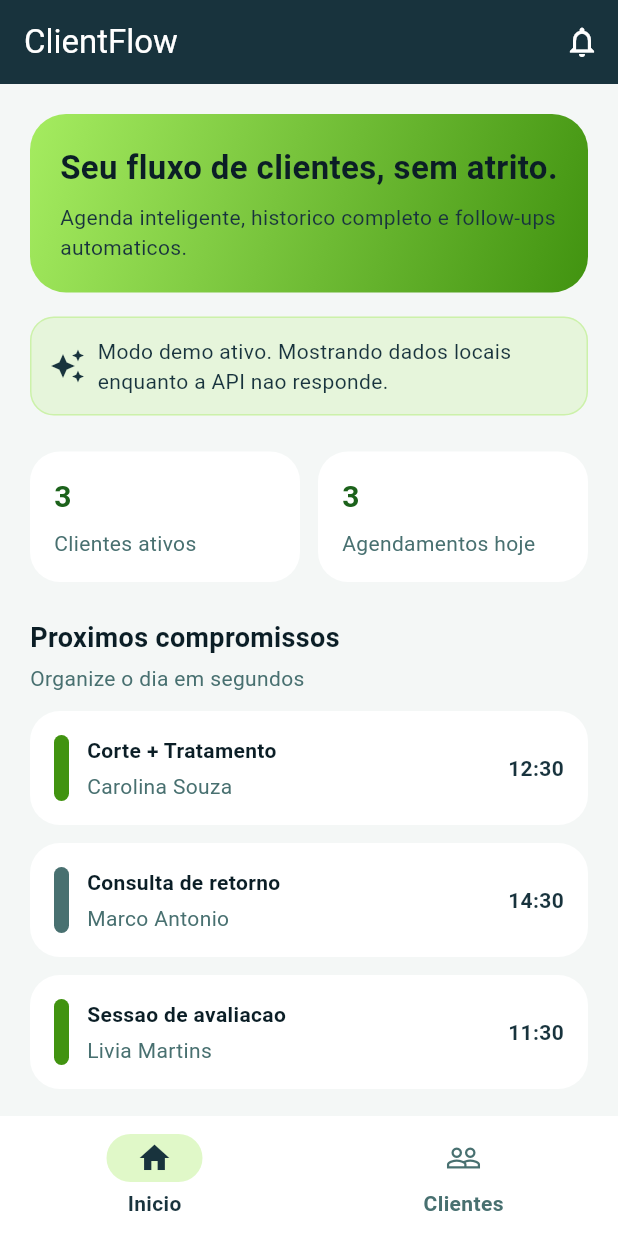
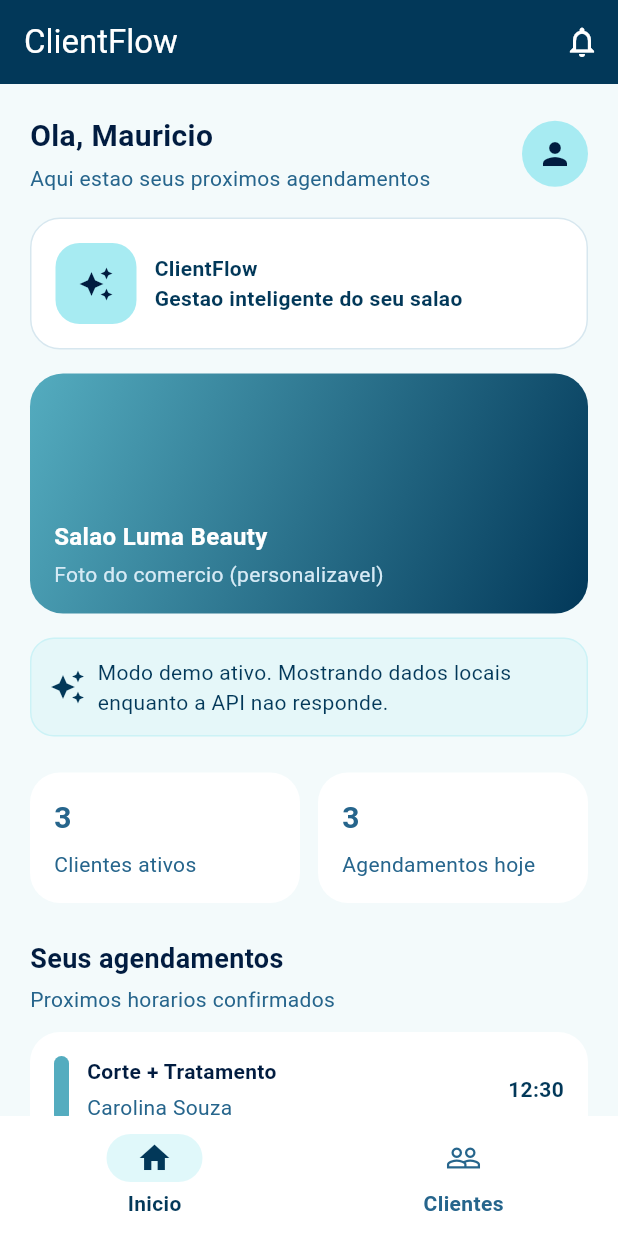
Before and after one commit to Mauricio-HNS/ClientFlow, a Flutter app: the screen it shows after launch, on a phone screen of 412 x 824 dp. Run offline on Flutter 3.47's test engine with Material 3 defaults, Android fonts, the phone set to English and light mode, and no system bars; our stand-ins replace image_picker; missing offline and left inert: signalr_core; network calls fail.

Commit message:
Update home layout and Luna palette

```diff
--- a/apps/mobile/lib/screens/home_screen.dart
+++ b/apps/mobile/lib/screens/home_screen.dart
@@ -87,7 +87,11 @@ class _HomeScreenState extends State<HomeScreen> {
             return ListView(
               padding: const EdgeInsets.all(20),
               children: [
-                const _HeroHeader(),
+                const _HomeHeader(),
+                const SizedBox(height: 16),
+                const _AppBrandCard(),
+                const SizedBox(height: 16),
+                const _BusinessPhotoCard(),
                 if (_isDemo) ...[
                   const SizedBox(height: 16),
                   const _DemoBanner(),
@@ -99,8 +103,8 @@ class _HomeScreenState extends State<HomeScreen> {
                 ),
                 const SizedBox(height: 24),
                 const _SectionTitle(
-                  title: 'Proximos compromissos',
-                  subtitle: 'Organize o dia em segundos',
+                  title: 'Seus agendamentos',
+                  subtitle: 'Proximos horarios confirmados',
                 ),
                 const SizedBox(height: 12),
                 if (upcoming.isEmpty)
@@ -168,6 +172,131 @@ class _HeroHeader extends StatelessWidget {
             'Agenda inteligente, historico completo e follow-ups automaticos.',
             style: TextStyle(
               color: ClientFlowPalette.deep,
+            ),
+          ),
+        ],
+      ),
+    );
+  }
+}
+
+class _HomeHeader extends StatelessWidget {
+  const _HomeHeader();
+
+  @override
+  Widget build(BuildContext context) {
+    return Row(
+      children: [
+        Expanded(
+          child: Column(
+            crossAxisAlignment: CrossAxisAlignment.start,
+            children: const [
+              Text(
+                'Ola, Mauricio',
+                style: TextStyle(
+                  fontSize: 20,
+                  fontWeight: FontWeight.w700,
+                  color: ClientFlowPalette.deepest,
+                ),
+              ),
+              SizedBox(height: 4),
+              Text(
+                'Aqui estao seus proximos agendamentos',
+                style: TextStyle(color: ClientFlowPalette.muted),
+              ),
+            ],
+          ),
+        ),
+        const CircleAvatar(
+          radius: 22,
+          backgroundColor: ClientFlowPalette.primary,
+          child: Icon(Icons.person, color: ClientFlowPalette.deepest),
+        ),
+      ],
+    );
+  }
+}
+
+class _AppBrandCard extends StatelessWidget {
+  const _AppBrandCard();
+
+  @override
+  Widget build(BuildContext context) {
+    return Container(
+      padding: const EdgeInsets.all(16),
+      decoration: BoxDecoration(
+        borderRadius: BorderRadius.circular(20),
+        color: ClientFlowPalette.surface,
+        border: Border.all(color: ClientFlowPalette.surfaceBorder),
+      ),
+      child: Row(
+        children: [
+          Container(
+            width: 54,
+            height: 54,
+            decoration: BoxDecoration(
+              color: ClientFlowPalette.primary,
+              borderRadius: BorderRadius.circular(16),
+            ),
+            child: const Icon(
+              Icons.auto_awesome,
+              color: ClientFlowPalette.deepest,
+            ),
+          ),
+          const SizedBox(width: 12),
+          const Expanded(
+            child: Text(
+              'ClientFlow\nGestao inteligente do seu salao',
+              style: TextStyle(
+                fontWeight: FontWeight.w600,
+                color: ClientFlowPalette.deep,
+              ),
+            ),
+          ),
+        ],
+      ),
+    );
+  }
+}
+
+class _BusinessPhotoCard extends StatelessWidget {
+  const _BusinessPhotoCard();
+
+  @override
+  Widget build(BuildContext context) {
+    return Container(
+      height: 160,
+      decoration: BoxDecoration(
+        borderRadius: BorderRadius.circular(22),
+        gradient: const LinearGradient(
+          colors: [ClientFlowPalette.accent, ClientFlowPalette.deep],
+          begin: Alignment.topLeft,
+          end: Alignment.bottomRight,
+        ),
+      ),
+      child: Stack(
+        children: [
+          Positioned(
+            left: 16,
+            bottom: 16,
+            right: 16,
+            child: Column(
+              crossAxisAlignment: CrossAxisAlignment.start,
+              children: const [
+                Text(
+                  'Salao Luma Beauty',
+                  style: TextStyle(
+                    color: Colors.white,
+                    fontSize: 16,
+                    fontWeight: FontWeight.w700,
+                  ),
+                ),
+                SizedBox(height: 4),
+                Text(
+                  'Foto do comercio (personalizavel)',
+                  style: TextStyle(color: Color(0xFFD6EAF5)),
+                ),
+              ],
             ),
           ),
         ],
--- a/apps/mobile/lib/theme/clientflow_palette.dart
+++ b/apps/mobile/lib/theme/clientflow_palette.dart
@@ -1,13 +1,13 @@
 import 'package:flutter/material.dart';
 
 class ClientFlowPalette {
-  static const primary = Color(0xFFA5EC60);
-  static const accent = Color(0xFF419310);
-  static const dark = Color(0xFF1C621B);
-  static const muted = Color(0xFF487070);
-  static const deep = Color(0xFF18333D);
-  static const deepest = Color(0xFF0B1E26);
-  static const background = Color(0xFFF4F7F6);
+  static const primary = Color(0xFFA7EBF2);
+  static const accent = Color(0xFF54ACBF);
+  static const dark = Color(0xFF26658C);
+  static const muted = Color(0xFF26658C);
+  static const deep = Color(0xFF023859);
+  static const deepest = Color(0xFF011C40);
+  static const background = Color(0xFFF3FAFB);
   static const surface = Color(0xFFFFFFFF);
-  static const surfaceBorder = Color(0xFFE0E8E7);
+  static const surfaceBorder = Color(0xFFD7E7EF);
 }
```
